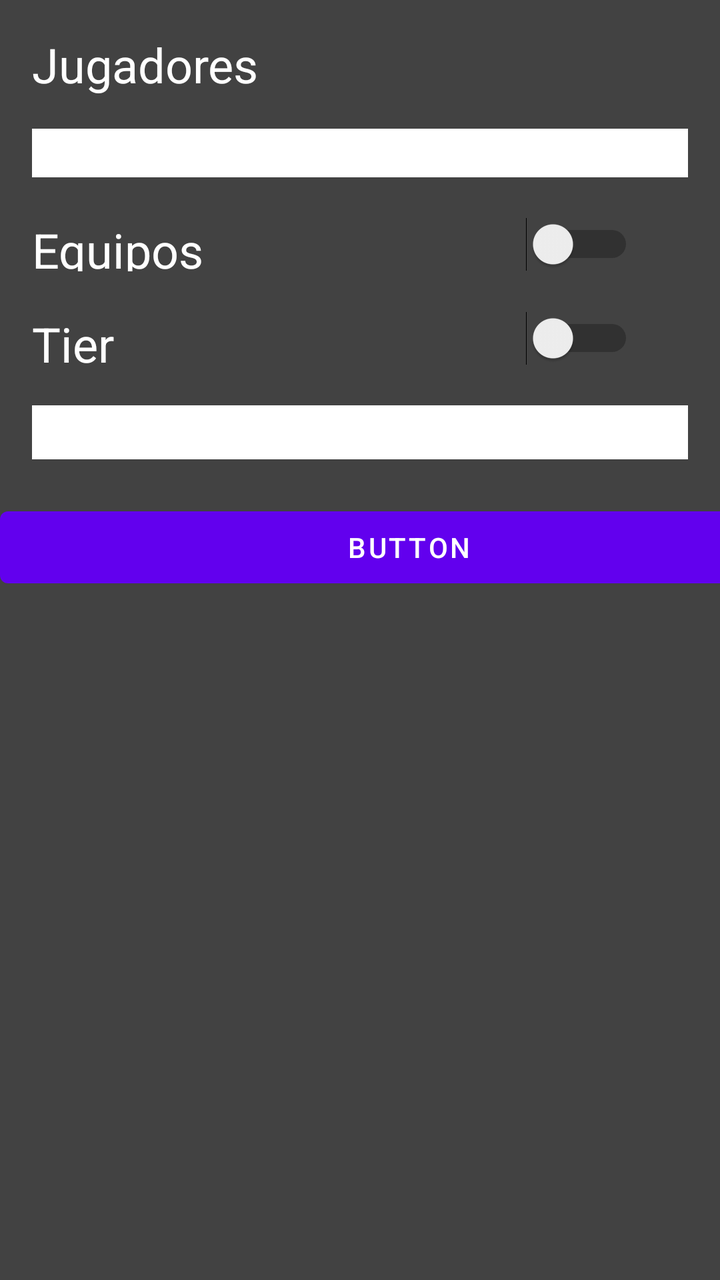
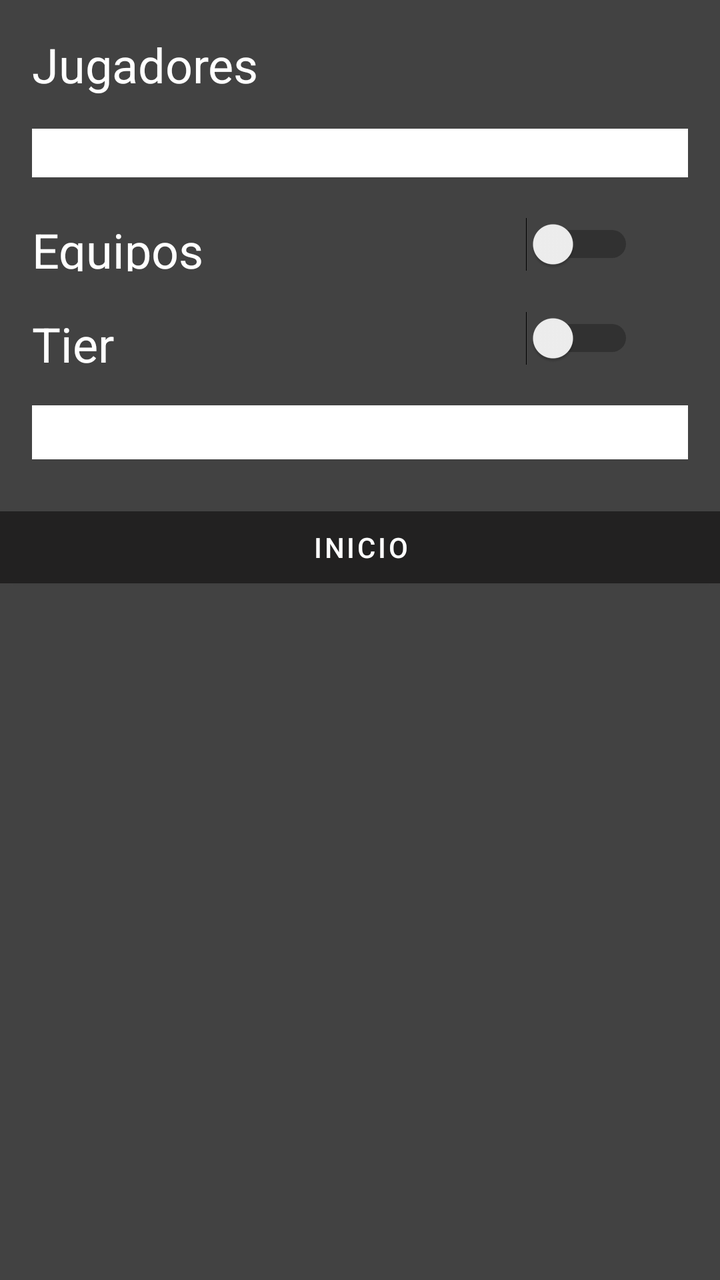

Two renders of the same Android screen: before a commit and after it. Below are the layout's source before the change and the commit's diff.
<!-- AndroidManifest.xml: application theme Theme.ProyectoUnmatched -->
<!-- res/layout/fragment_pvp.xml -->
<?xml version="1.0" encoding="utf-8"?>
<androidx.constraintlayout.widget.ConstraintLayout xmlns:android="http://schemas.android.com/apk/res/android"
    xmlns:app="http://schemas.android.com/apk/res-auto"
    xmlns:tools="http://schemas.android.com/tools"
    android:layout_width="match_parent"
    android:layout_height="match_parent"
    android:background="@color/cardview_dark_background"
    tools:context=".ui.gallery.GalleryFragment">

    <TextView
        android:id="@+id/textView7"
        android:layout_width="204dp"
        android:layout_height="27dp"
        android:layout_marginTop="20dp"
        android:gravity="center_vertical"
        android:text="@string/menu_tier"
        android:textAlignment="textStart"
        android:textColor="@color/design_default_color_background"
        android:textSize="24sp"
        app:layout_constraintStart_toStartOf="@+id/textView4"
        app:layout_constraintTop_toBottomOf="@+id/textView4" />

    <Switch
        android:id="@+id/sTiersPvp"
        android:layout_width="wrap_content"
        android:layout_height="wrap_content"
        app:layout_constraintBottom_toBottomOf="@+id/textView7"
        app:layout_constraintEnd_toEndOf="parent"
        app:layout_constraintStart_toEndOf="@+id/textView7"
        app:layout_constraintTop_toTopOf="@+id/textView7" />

    <Spinner
        android:id="@+id/spinner"
        style="@style/Widget.AppCompat.Light.Spinner.DropDown.ActionBar"
        android:layout_width="0dp"
        android:layout_height="27dp"
        android:layout_marginTop="20dp"
        android:background="#FFFFFF"
        app:layout_constraintEnd_toEndOf="@+id/etJugadoresPVP"
        app:layout_constraintStart_toStartOf="@+id/textView7"
        app:layout_constraintTop_toBottomOf="@+id/textView7" />

    <TextView
        android:id="@+id/tvJugadores"
        android:layout_width="0dp"
        android:layout_height="wrap_content"
        android:layout_marginStart="16dp"
        android:layout_marginTop="16dp"
        android:layout_marginEnd="16dp"
        android:text="@string/menu_players"
        android:textColor="@color/design_default_color_background"
        android:textSize="24sp"
        app:layout_constraintEnd_toEndOf="parent"
        app:layout_constraintStart_toStartOf="parent"
        app:layout_constraintTop_toTopOf="parent" />

    <EditText
        android:id="@+id/etJugadoresPVP"
        android:layout_width="0dp"
        android:layout_height="wrap_content"
        android:layout_marginTop="16dp"
        android:background="#FFFFFF"
        android:ems="10"
        android:inputType="number"
        android:textColor="@color/black"
        app:layout_constraintEnd_toEndOf="@+id/tvJugadores"
        app:layout_constraintStart_toStartOf="@+id/tvJugadores"
        app:layout_constraintTop_toBottomOf="@+id/tvJugadores" />

    <Button
        android:id="@+id/bPVP"
        android:layout_width="409dp"
        android:layout_height="wrap_content"
        android:layout_marginTop="20dp"
        android:text="Button"
        app:layout_constraintStart_toStartOf="parent"
        app:layout_constraintTop_toBottomOf="@+id/spinner" />

    <TextView
        android:id="@+id/textView4"
        android:layout_width="204dp"
        android:layout_height="27dp"
        android:layout_marginTop="20dp"
        android:gravity="center_vertical"
        android:text="@string/menu_equipos"
        android:textColor="@color/design_default_color_background"
        android:textSize="24sp"
        app:layout_constraintStart_toStartOf="@+id/etJugadoresPVP"
        app:layout_constraintTop_toBottomOf="@+id/etJugadoresPVP" />

    <Switch
        android:id="@+id/sEquiposPVP"
        android:layout_width="wrap_content"
        android:layout_height="wrap_content"
        android:switchTextAppearance="@style/TextAppearance.AppCompat.Large"
        app:layout_constraintBottom_toBottomOf="@+id/textView4"
        app:layout_constraintEnd_toEndOf="parent"
        app:layout_constraintStart_toEndOf="@+id/textView4"
        app:layout_constraintTop_toTopOf="@+id/textView4" />

</androidx.constraintlayout.widget.ConstraintLayout>
<!-- resources referenced by this layout -->
<resources>
  <color name="black">#FF000000</color>
  <string name="menu_equipos">Equipos</string>
  <string name="menu_players">Jugadores</string>
  <string name="menu_tier">Tier</string>
  <style name="Theme.ProyectoUnmatched" parent="Theme.MaterialComponents.DayNight.DarkActionBar">
          
          <item name="colorPrimary">@color/purple_500</item>
          <item name="colorPrimaryVariant">@color/purple_700</item>
          <item name="colorOnPrimary">@color/white</item>
          
          <item name="colorSecondary">@color/teal_200</item>
          <item name="colorSecondaryVariant">@color/teal_700</item>
          <item name="colorOnSecondary">@color/black</item>
          
          <item name="android:statusBarColor">?attr/colorPrimaryVariant</item>
          
      </style>
  <color name="purple_500">#FF6200EE</color>
  <color name="purple_700">#FF3700B3</color>
  <color name="white">#FFFFFFFF</color>
  <color name="teal_200">#FF03DAC5</color>
  <color name="teal_700">#FF018786</color>
</resources>

<!-- the commit's change to res/layout/fragment_pvp.xml (unified diff, before → after) -->
@@ -5,7 +5,7 @@
     android:layout_width="match_parent"
     android:layout_height="match_parent"
     android:background="@color/cardview_dark_background"
-    tools:context=".ui.gallery.GalleryFragment">
+    tools:context=".ui.settings.SettingsFragment">
 
     <TextView
         android:id="@+id/textView7"
@@ -69,10 +69,18 @@
 
     <Button
         android:id="@+id/bPVP"
+        style="Widget.Material3.Button"
         android:layout_width="409dp"
         android:layout_height="wrap_content"
         android:layout_marginTop="20dp"
-        android:text="Button"
+        android:backgroundTint="#222121"
+        android:backgroundTintMode="add"
+        android:foregroundTint="#222121"
+        android:foregroundTintMode="src_over"
+        android:hapticFeedbackEnabled="true"
+        android:text="@string/iniciar"
+        android:textColor="#FFFFFF"
+        app:layout_constraintEnd_toEndOf="parent"
         app:layout_constraintStart_toStartOf="parent"
         app:layout_constraintTop_toBottomOf="@+id/spinner" />
 
<!-- resource entries referenced after the edit -->
@@ -1,6 +1,7 @@
 <!-- resources referenced by this layout -->
 <resources>
   <color name="black">#FF000000</color>
+  <string name="iniciar">Inicio</string>
   <string name="menu_equipos">Equipos</string>
   <string name="menu_players">Jugadores</string>
   <string name="menu_tier">Tier</string>
@@ -17,10 +18,10 @@
           <item name="android:statusBarColor">?attr/colorPrimaryVariant</item>
           
       </style>
-  <color name="purple_500">#FF6200EE</color>
-  <color name="purple_700">#FF3700B3</color>
+  <color name="purple_500">#FF434141</color>
+  <color name="purple_700">#FF222121</color>
   <color name="white">#FFFFFFFF</color>
-  <color name="teal_200">#FF03DAC5</color>
-  <color name="teal_700">#FF018786</color>
+  <color name="teal_200">#FF434141</color>
+  <color name="teal_700">#FF222121</color>
 </resources>
 
